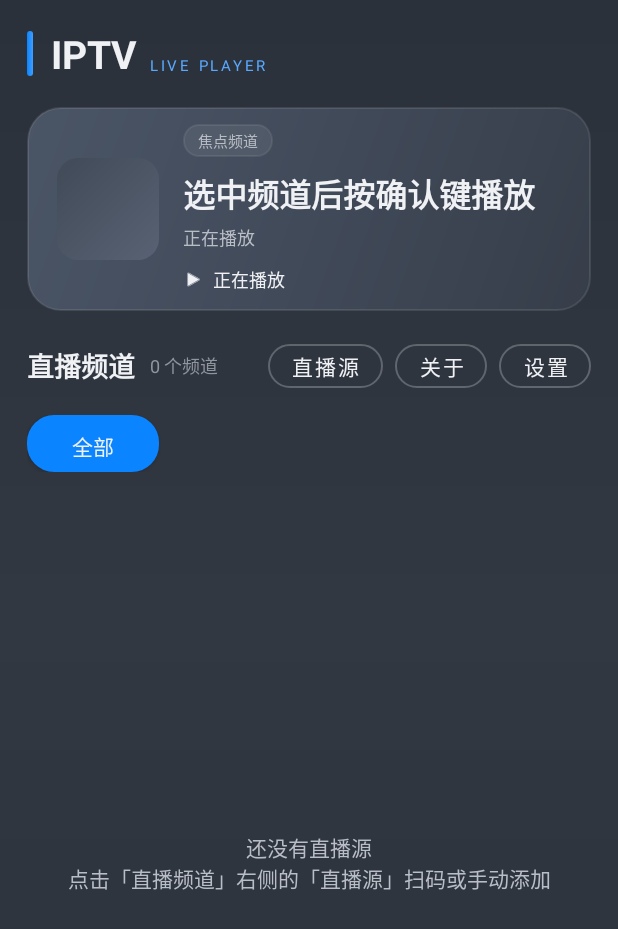
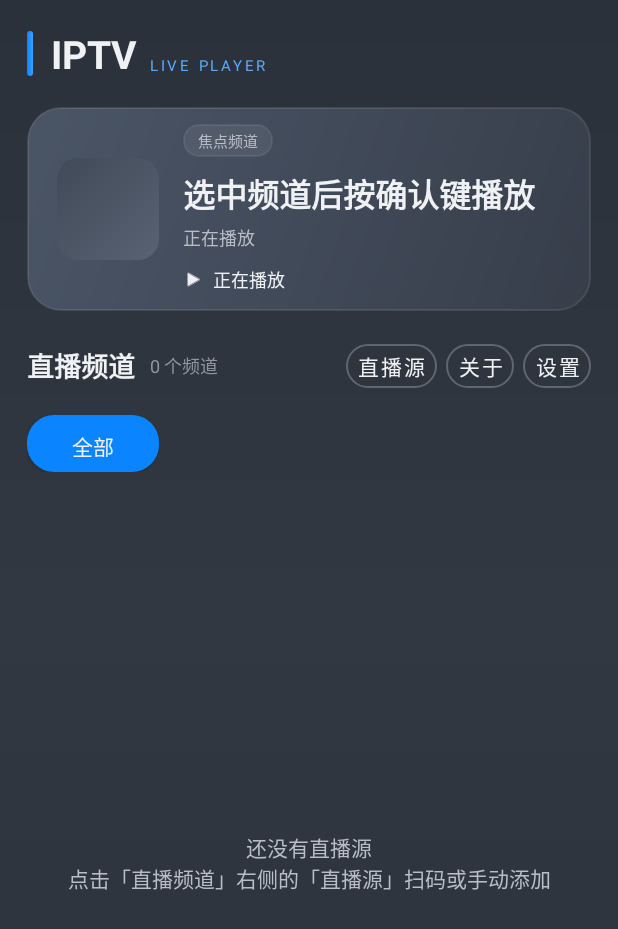
Before and after one commit to 20211109/IPTVPlayer-Source, an Android app: the screen it shows after launch (MainActivity), on a phone screen of 412 x 824 dp. Shown: the top 929 px of the screen. Run offline under Robolectric (Android 15) with nearby library versions, the phone set to English and light mode, and no system bars; pictures from the network do not load.

Commit message:
fix: 顶部入口行改为可收缩容器，修复手机端「设置」被挤出屏幕 (v1.48)

```diff
--- a/app/build.gradle.kts
+++ b/app/build.gradle.kts
@@ -27,8 +27,8 @@ android {
         // minSdk 21：覆盖 Android 5.0 起的电视盒子/老电视（Media3、Coil、AndroidX 的最低要求）
         minSdk = 21
         targetSdk = 35
-        versionCode = 47
-        versionName = "1.47"
+        versionCode = 48
+        versionName = "1.48"
     }
 
     buildTypes {
--- a/app/src/main/res/layout/activity_main.xml
+++ b/app/src/main/res/layout/activity_main.xml
@@ -208,13 +208,26 @@
                 android:textSize="@dimen/card_meta"
                 android:textColor="@color/text_hint" />
 
-            <View
+            <!-- 三个入口放进可横向收缩的容器：
+                 手机上「直播频道 + 频道数 + 三个按钮」总宽会超过屏幕宽度，
+                 旧版会把「设置」整个挤出屏幕外。现在按钮区占满剩余宽度，
+                 放得下就右对齐（跟原设计一致），放不下也能在区域内滚动，
+                 任何屏宽都不会再被裁掉。 -->
+            <HorizontalScrollView
                 android:layout_width="0dp"
-                android:layout_height="1dp"
-                android:layout_weight="1" />
+                android:layout_height="wrap_content"
+                android:layout_weight="1"
+                android:fillViewport="true"
+                android:focusable="false"
+                android:overScrollMode="never"
+                android:scrollbars="none">
 
-            <!-- 三个次级入口字号/样式完全一致：直播源 → 关于 → 设置
-                 （大屏下加大一档，遥控器上更容易看见与点中） -->
+                <LinearLayout
+                    android:layout_width="wrap_content"
+                    android:layout_height="wrap_content"
+                    android:gravity="end|center_vertical"
+                    android:orientation="horizontal">
+
                     <Button
                         android:id="@+id/btnConfig"
                         style="@style/GhostButton"
@@ -252,6 +265,8 @@
                         android:paddingEnd="@dimen/top_button_padding"
                         android:text="@string/settings"
                         android:textSize="@dimen/top_button_text" />
+                </LinearLayout>
+            </HorizontalScrollView>
         </LinearLayout>
 
         <HorizontalScrollView
--- a/app/src/main/res/values/dimens.xml
+++ b/app/src/main/res/values/dimens.xml
@@ -38,8 +38,10 @@
     <dimen name="hero_epg_gap">10dp</dimen>
     <dimen name="hero_next_gap">3dp</dimen>
 
-    <!-- 直播源 / 关于 / 设置 三个次级入口（加大一档更好点按、更好找） -->
+    <!-- 直播源 / 关于 / 设置 三个次级入口：
+         手机屏宽只有 360dp 左右，放三个按钮必须收紧内边距，
+         否则「设置」会被挤出屏幕（大屏版本另有一套更宽松的尺寸） -->
     <dimen name="top_button_height">40dp</dimen>
-    <dimen name="top_button_padding">16dp</dimen>
-    <dimen name="top_button_gap">8dp</dimen>
+    <dimen name="top_button_padding">8dp</dimen>
+    <dimen name="top_button_gap">6dp</dimen>
 </resources>
```
Lines whose indentation alone changed are shown as unchanged.
